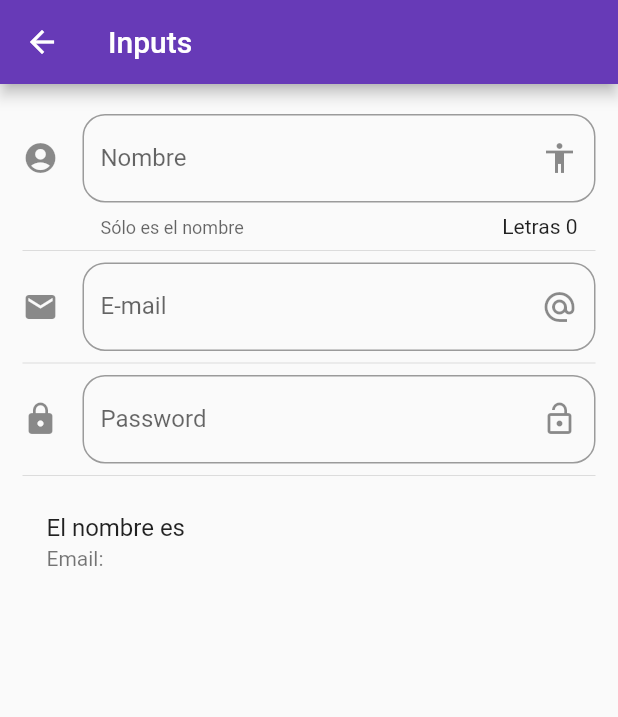
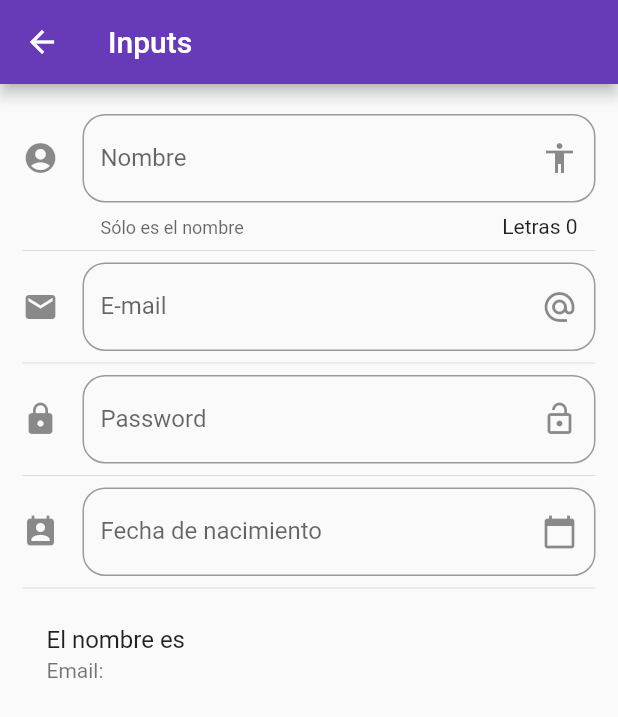
Before and after one commit to mmunozpatino/components, a Flutter app: the screen it shows after launch, after a tap on "Inputs", on a phone screen of 412 x 824 dp. Shown: the top 717 px of the screen. Run offline on Flutter 3.47's test engine with Material 2 defaults, Android fonts, the phone set to English and light mode, and no system bars; missing offline and left inert: flutter_cupertino_localizations; network calls fail.

Commit message:
video 82 OK

```diff
--- a/lib/main.dart
+++ b/lib/main.dart
@@ -1,9 +1,9 @@
 import 'package:components/src/routes/routes.dart';
 import 'package:flutter/material.dart';
-
+import 'package:flutter_cupertino_localizations/flutter_cupertino_localizations.dart';
+import 'package:flutter_localizations/flutter_localizations.dart';
 
 import 'package:components/src/pages/alert_page.dart';
-
 
 void main() => runApp(MyApp());
 
@@ -17,15 +17,22 @@ class MyApp extends StatelessWidget {
       initialRoute: '/',
       routes: getApplicationRoutes(),
       //se ejecuta cuando no entra a una ruta estatica
-      onGenerateRoute: (settings){
-
+      onGenerateRoute: (settings) {
         print('ruta llamada: ${settings.name}');
         return MaterialPageRoute(
-          builder: (BuildContext context ) => AlertPage()
-        );
+            builder: (BuildContext context) => AlertPage());
       },
       theme: ThemeData(primaryColor: Colors.deepPurple),
-
+      localizationsDelegates: [
+        GlobalMaterialLocalizations.delegate,
+        GlobalWidgetsLocalizations.delegate,
+        GlobalCupertinoLocalizations.delegate,
+      ],
+      supportedLocales: [
+        const Locale('en'), // English
+        const Locale('es'), // Chinese *See Advanced Locales below*
+        // ... other locales the app supports
+      ],
     );
   }
 }
--- a/lib/src/pages/input_page.dart
+++ b/lib/src/pages/input_page.dart
@@ -8,7 +8,10 @@ class InputPage extends StatefulWidget {
 class _InputPageState extends State<InputPage> {
   String _nombre = '';
   String _email = '';
-  String _pass;
+  String _pass = '';
+  String _fecha = '';
+  TextEditingController _inputFieldDate = TextEditingController();
+
   @override
   Widget build(BuildContext context) {
     return Scaffold(
@@ -21,6 +24,8 @@ class _InputPageState extends State<InputPage> {
             _createEmail(),
             Divider(),
             _createPass(),
+            Divider(),
+            _createFecha(context),
             Divider(),
             _createPerson(),
           ],
@@ -75,7 +80,49 @@ class _InputPageState extends State<InputPage> {
     );
   }
 
-  Widget _createPass() {
+  Widget _createFecha(BuildContext context) {
+    return TextField(
+      enableInteractiveSelection: false,
+      // obscureText: true,
+      decoration: InputDecoration(
+          hintText: 'Fecha de nacimiento',
+          labelText: 'Fecha de nacimiento',
+          suffixIcon: Icon(Icons.calendar_today),
+          icon: Icon(Icons.perm_contact_calendar ),
+          border:
+              OutlineInputBorder(borderRadius: BorderRadius.circular(15.0))),
+      onTap: (){
+
+        FocusScope.of(context).requestFocus(new FocusNode());
+        _selectDate(context);
+
+      },
+      controller: _inputFieldDate,
+    );
+  }
+
+  _selectDate(BuildContext context ) async {
+
+    DateTime picked = await showDatePicker(
+
+      context: context,
+      initialDate: DateTime.now(),
+      firstDate: DateTime(2018),
+      lastDate: DateTime(2025),
+      locale: Locale('es', 'ES')
+
+    );
+
+    if(picked != null){
+      setState(() {
+        _fecha = picked.toString();
+        _inputFieldDate.text = _fecha;
+      });
+    }
+
+  }
+
+  Widget _createPass(){
     return TextField(
       // keyboardType: TextInputType.,
       obscureText: true,
--- a/pubspec.yaml
+++ b/pubspec.yaml
@@ -19,6 +19,9 @@ environment:
 dependencies:
   flutter:
     sdk: flutter
+  flutter_localizations:
+    sdk: flutter
+  flutter_cupertino_localizations: ^1.0.1
 
   # The following adds the Cupertino Icons font to your application.
   # Use with the CupertinoIcons class for iOS style icons.
```
Also changed, not shown: pubspec.lock.
